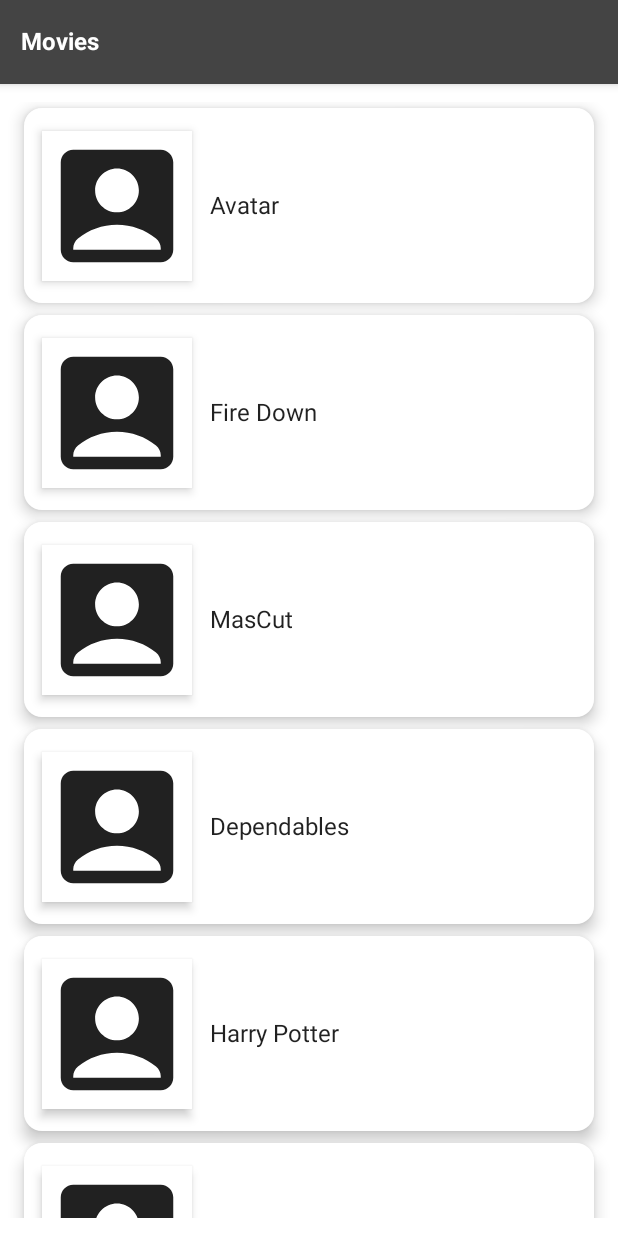
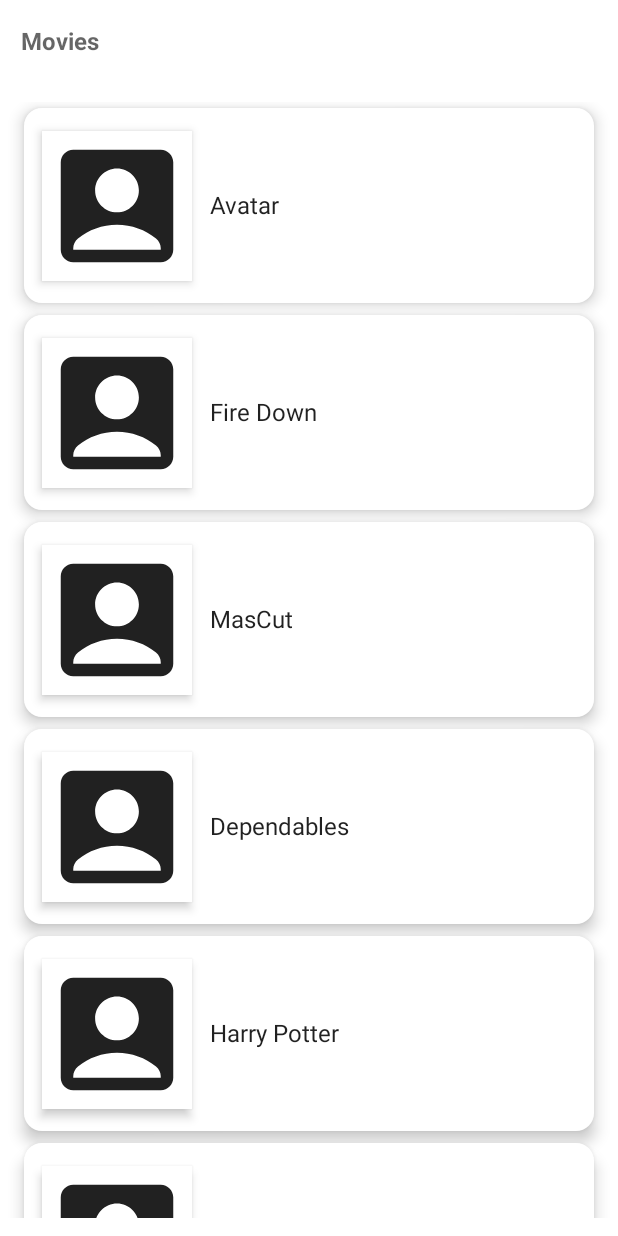
Before and after one commit to kekule15/play-smart-tv, an Android app built with Jetpack Compose: the screen it shows after launch (MainActivity), on a phone screen of 412 x 824 dp. Run offline under Robolectric (Android 15) with nearby library versions, the phone set to English and light mode, and no system bars.

```diff
--- a/app/src/main/java/com/example/movieapp/screens/home/HomePage.kt
+++ b/app/src/main/java/com/example/movieapp/screens/home/HomePage.kt
@@ -29,13 +29,14 @@ fun HomePage(navController: NavController) {
     Scaffold(
         modifier = Modifier.padding(horizontal = 0.dp),
         topBar = {
-            TopAppBar(backgroundColor = Color.DarkGray) {
+            TopAppBar(backgroundColor = Color.Transparent, elevation = 0.dp) {
                 Text(
                     text = "Movies",
                     modifier = Modifier.padding(horizontal = 10.dp),
-                    color = Color.White, fontWeight = FontWeight.Bold
+                     fontWeight = FontWeight.Bold
                 )
             }
+
         },
     ) { paddingValues ->
         Box(
```
Also changed, not shown: app/src/main/java/com/example/movieapp/screens/home/DetailsPage.kt (+34 -10 lines).
